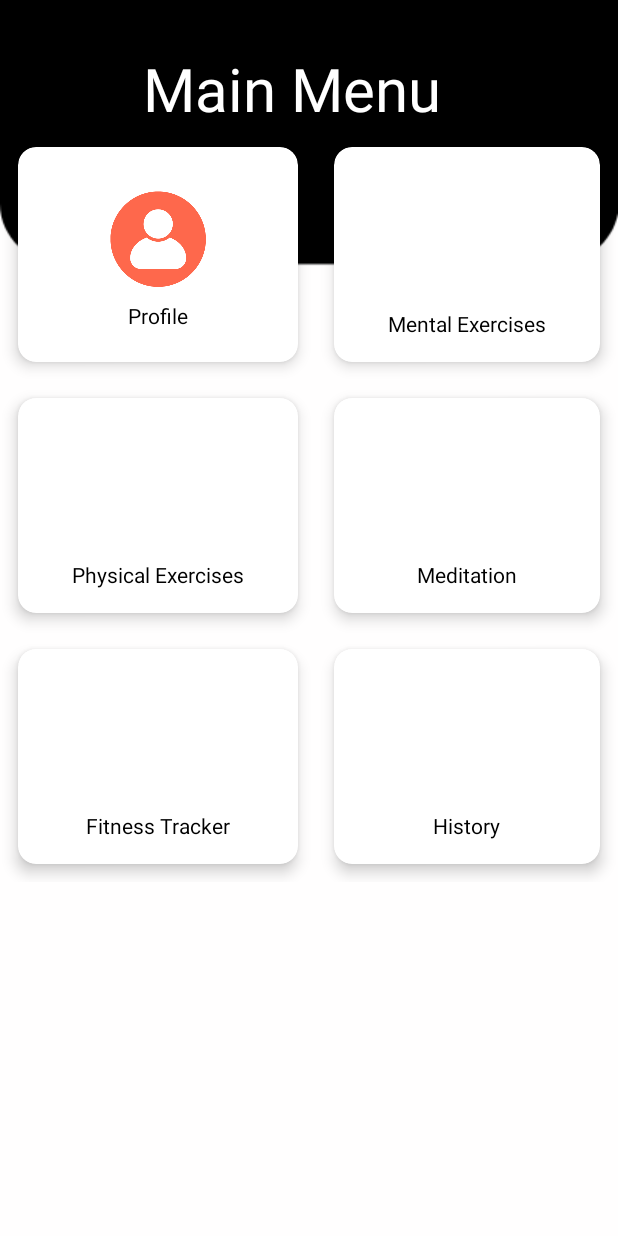
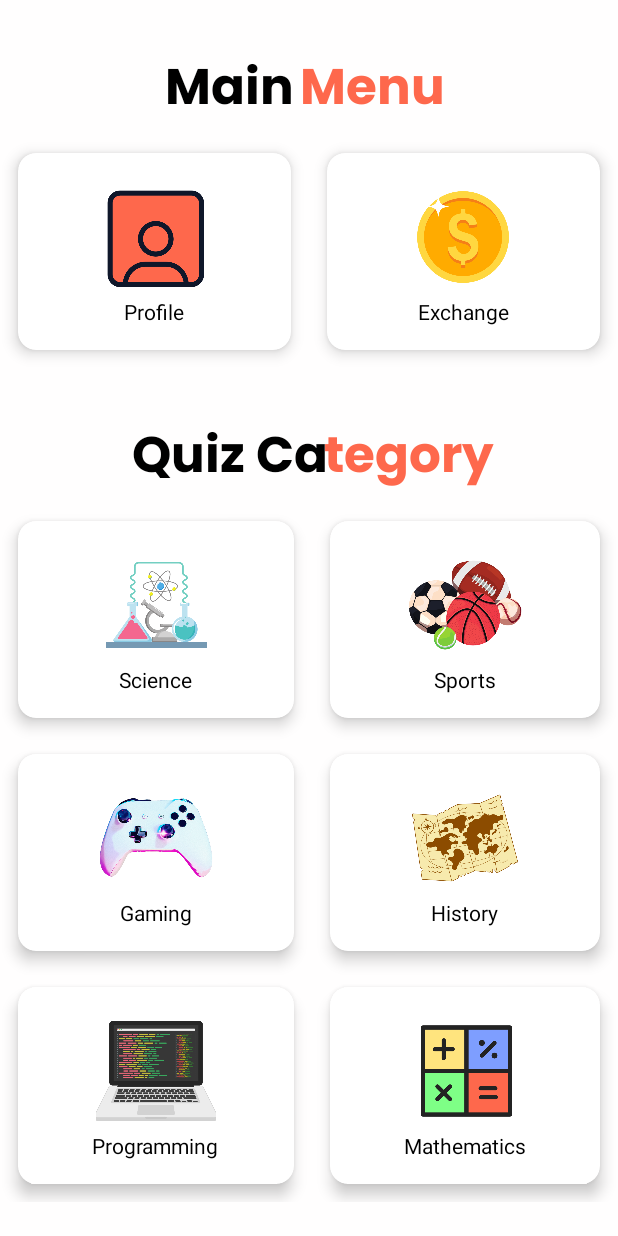
Before and after one commit to frnzgngbs/F2PL, an Android app: the MainPage screen opened directly, with no data from a screen before it, on a phone screen of 412 x 824 dp. Run offline under Robolectric (Android 15) with nearby library versions, the phone set to English and light mode, and no system bars; Roboto replaces fonts that are not available here.

Commit message:
CREATED A MAIN PAGE AND DIFFERENT CLASSES FOR EACH CATEGORY. PROVIDED ALSO DRAWABLE RESOURCES AND NAMED ALL CARD VIEW id's.

```diff
--- /dev/null
+++ b/app/src/main/java/com/example/f2pl/GamingQuestion.java
@@ -0,0 +1,4 @@
+package com.example.f2pl;
+
+public class GamingQuestion {
+}
--- /dev/null
+++ b/app/src/main/java/com/example/f2pl/HistoryQuestion.java
@@ -0,0 +1,4 @@
+package com.example.f2pl;
+
+public class HistoryQuestion {
+}
--- a/app/src/main/java/com/example/f2pl/LoginUser.java
+++ b/app/src/main/java/com/example/f2pl/LoginUser.java
@@ -38,9 +38,10 @@ public class LoginUser extends AppCompatActivity implements View.OnClickListener
     public void onClick(View view) {
         Intent i;
         if(view.getId() == btnLogin.getId()) {
-            Toast.makeText(this, "Login has been clicked", Toast.LENGTH_SHORT).show();
+            i = new Intent(LoginUser.this, MainPage.class);
+            startActivity(i);
         } else if(view.getId() == btnMPIN.getId()) {
-            i = new Intent(LoginUser.this, MainPage.class);
+            i = new Intent(LoginUser.this, MPIN_Activity.class);
             startActivity(i);
         }else if(view.getId() == Signup.getId()) {
             i = new Intent(LoginUser.this, Register.class);
--- a/app/src/main/java/com/example/f2pl/MPIN_Activity.java
+++ b/app/src/main/java/com/example/f2pl/MPIN_Activity.java
@@ -136,7 +136,7 @@ public class MPIN_Activity extends AppCompatActivity implements View.OnClickList
 
     private void matchPassCode() {
         if(getPassCode().equals(passCode)){
-            startActivity(new Intent(this, LoginUser.class));
+            startActivity(new Intent(this, MainPage.class));
         }else{
             Toast.makeText(this,"MPIN is incorrect", Toast.LENGTH_SHORT).show();
         }
--- /dev/null
+++ b/app/src/main/java/com/example/f2pl/MathQuestion.java
@@ -0,0 +1,4 @@
+package com.example.f2pl;
+
+public class MathQuestion {
+}
--- /dev/null
+++ b/app/src/main/java/com/example/f2pl/ProgQuestions.java
@@ -0,0 +1,4 @@
+package com.example.f2pl;
+
+public class ProgQuestions {
+}
--- /dev/null
+++ b/app/src/main/java/com/example/f2pl/ScienceQuestion.java
@@ -0,0 +1,4 @@
+package com.example.f2pl;
+
+public class ScienceQuestion {
+}
--- /dev/null
+++ b/app/src/main/java/com/example/f2pl/SportsQuestion.java
@@ -0,0 +1,4 @@
+package com.example.f2pl;
+
+public class SportsQuestion {
+}
--- a/app/src/main/res/layout/activity_login_user.xml
+++ b/app/src/main/res/layout/activity_login_user.xml
@@ -13,7 +13,7 @@
     <com.google.android.material.textfield.TextInputLayout
         android:layout_width="match_parent"
         android:layout_height="wrap_content"
-        android:layout_marginTop="315dp"
+        android:layout_marginTop="317dp"
         style="@style/Widget.MaterialComponents.TextInputLayout.OutlinedBox">
         <com.google.android.material.textfield.TextInputEditText
             android:id="@+id/tfEmail"
--- a/app/src/main/res/layout/activity_main_page.xml
+++ b/app/src/main/res/layout/activity_main_page.xml
@@ -4,14 +4,13 @@
     xmlns:tools="http://schemas.android.com/tools"
     android:layout_width="match_parent"
     android:layout_height="match_parent"
-    android:background="@drawable/mainlayout"
+    android:background="@color/f2plbackground"
     tools:context=".MainActivity">
 
     <LinearLayout
         android:orientation="vertical"
         android:layout_width="match_parent"
         android:layout_height="wrap_content">
-
         <RelativeLayout
             android:layout_marginTop="32dp"
             android:layout_width="match_parent"
@@ -20,13 +19,24 @@
             android:layout_marginRight="20dp">
 
             <TextView
-                android:id="@+id/txtdashboard"
+                android:id="@+id/txtMain"
                 android:layout_width="wrap_content"
                 android:layout_height="wrap_content"
-                android:textSize="40sp"
-                android:textColor="#FFF"
-                android:layout_marginLeft="75dp"
-                android:text="Main Menu"/>
+                android:textSize="33sp"
+                android:textColor="@color/black"
+                android:fontFamily="@font/poppins_bold"
+                android:layout_marginLeft="90dp"
+                android:text="Main "/>
+
+            <TextView
+                android:id="@+id/txtMenu"
+                android:layout_width="wrap_content"
+                android:layout_height="wrap_content"
+                android:textSize="33sp"
+                android:textColor="@color/f2plorange"
+                android:fontFamily="@font/poppins_bold"
+                android:layout_marginLeft="180dp"
+                android:text="Menu"/>
         </RelativeLayout>
 
         <GridLayout
@@ -38,10 +48,12 @@
             android:alignmentMode="alignMargins">
 
             <androidx.cardview.widget.CardView
+                android:id="@+id/cardProfile"
                 android:layout_width="wrap_content"
                 android:layout_height="wrap_content"
                 android:layout_columnWeight="1"
                 android:layout_rowWeight="1"
+                android:background="@drawable/mainlayout"
                 app:cardElevation="6dp"
                 app:cardCornerRadius="12dp"
                 android:layout_margin="12dp">
@@ -54,14 +66,13 @@
                     android:gravity="center">
 
                     <ImageView
-                        android:src="@drawable/icon"
+                        android:src="@drawable/avatar"
                         android:layout_width="80dp"
                         android:layout_height="80dp"/>
 
                     <TextView
                         android:layout_width="wrap_content"
                         android:layout_height="wrap_content"
-                        android:layout_marginTop="1dp"
                         android:textColor="#000"
                         android:text="Profile"/>
 
@@ -71,6 +82,7 @@
             </androidx.cardview.widget.CardView>
 
             <androidx.cardview.widget.CardView
+                android:id="@+id/cardExchange"
                 android:layout_width="wrap_content"
                 android:layout_height="wrap_content"
                 android:layout_columnWeight="1"
@@ -88,21 +100,122 @@
 
                     <ImageView
                         android:layout_width="80dp"
-                        android:layout_height="80dp"/>
+                        android:layout_height="80dp"
+                        android:src="@drawable/coins"/>
 
                     <TextView
                         android:layout_width="wrap_content"
                         android:layout_height="wrap_content"
-                        android:layout_marginTop="12dp"
                         android:textColor="#000"
-                        android:text="Mental Exercises"/>
+                        android:text="Exchange"/>
 
 
                 </LinearLayout>
 
             </androidx.cardview.widget.CardView>
 
+        </GridLayout>
+        <RelativeLayout
+            android:layout_marginTop="32dp"
+            android:layout_width="match_parent"
+            android:layout_height="match_parent"
+            android:layout_marginLeft="20dp"
+            android:layout_marginRight="20dp">
+
+            <TextView
+                android:id="@+id/QuizCa"
+                android:layout_width="wrap_content"
+                android:layout_height="wrap_content"
+                android:textSize="33sp"
+                android:textColor="@color/black"
+                android:fontFamily="@font/poppins_bold"
+                android:layout_marginLeft="68dp"
+                android:text="Quiz Ca"/>
+
+            <TextView
+                android:id="@+id/tegory"
+                android:layout_width="wrap_content"
+                android:layout_height="wrap_content"
+                android:textSize="33sp"
+                android:textColor="@color/f2plorange"
+                android:fontFamily="@font/poppins_bold"
+                android:layout_marginLeft="196dp"
+                android:text="tegory"/>
+        </RelativeLayout>
+        <GridLayout
+            android:layout_width="match_parent"
+            android:layout_height="wrap_content"
+            android:rowCount="3"
+            android:columnCount="2"
+            android:columnOrderPreserved="false"
+            android:alignmentMode="alignMargins">
+
             <androidx.cardview.widget.CardView
+                android:id="@+id/cardScience"
+                android:layout_width="wrap_content"
+                android:layout_height="wrap_content"
+                android:layout_columnWeight="1"
+                android:layout_rowWeight="1"
+                app:cardElevation="6dp"
+                app:cardCornerRadius="12dp"
+                android:layout_margin="12dp">
+
+                <LinearLayout
+                    android:orientation="vertical"
+                    android:layout_width="match_parent"
+                    android:layout_height="match_parent"
+                    android:padding="16dp"
+                    android:gravity="center">
+
+                    <ImageView
+                        android:src="@drawable/science"
+                        android:layout_width="80dp"
+                        android:layout_height="80dp"/>
+
+                    <TextView
+                        android:layout_width="wrap_content"
+                        android:layout_height="wrap_content"
+                        android:textColor="#000"
+                        android:text="Science"/>
+
+                </LinearLayout>
+
+            </androidx.cardview.widget.CardView>
+
+            <androidx.cardview.widget.CardView
+                android:id="@+id/cardSports"
+                android:layout_width="wrap_content"
+                android:layout_height="wrap_content"
+                android:layout_columnWeight="1"
+                android:layout_rowWeight="1"
+                app:cardElevation="6dp"
+                app:cardCornerRadius="12dp"
+                android:layout_margin="12dp">
+
+                <LinearLayout
+                    android:orientation="vertical"
+                    android:layout_width="match_parent"
+                    android:layout_height="match_parent"
+                    android:padding="16dp"
+                    android:gravity="center">
+
+                    <ImageView
+                        android:src="@drawable/sport"
+                        android:layout_width="80dp"
+                        android:layout_height="80dp"/>
+
+                    <TextView
+                        android:layout_width="wrap_content"
+                        android:layout_height="wrap_content"
+                        android:textColor="#000"
+                        android:text="Sports"/>
+
+                </LinearLayout>
+
+            </androidx.cardview.widget.CardView>
+
+            <androidx.cardview.widget.CardView
+                android:id="@+id/cardGaming"
                 android:layout_width="wrap_content"
                 android:layout_height="wrap_content"
                 android:layout_columnWeight="1"
@@ -120,20 +233,21 @@
 
                     <ImageView
                         android:layout_width="80dp"
-                        android:layout_height="80dp"/>
+                        android:layout_height="80dp"
+                        android:src="@drawable/gaming"/>
 
                     <TextView
                         android:layout_width="wrap_content"
                         android:layout_height="wrap_content"
-                        android:layout_marginTop="12dp"
                         android:textColor="#000"
-                        android:text="Physical Exercises"/>
+                        android:text="Gaming"/>
 
                 </LinearLayout>
 
             </androidx.cardview.widget.CardView>
 
             <androidx.cardview.widget.CardView
+                android:id="@+id/cardHistory"
                 android:layout_width="wrap_content"
                 android:layout_height="wrap_content"
                 android:layout_columnWeight="1"
@@ -151,20 +265,20 @@
 
                     <ImageView
                         android:layout_width="80dp"
-                        android:layout_height="80dp"/>
+                        android:layout_height="80dp"
+                        android:src="@drawable/history"/>
 
                     <TextView
                         android:layout_width="wrap_content"
                         android:layout_height="wrap_content"
-                        android:layout_marginTop="12dp"
                         android:textColor="#000"
-                        android:text="Meditation"/>
+                        android:text="History"/>
 
                 </LinearLayout>
 
             </androidx.cardview.widget.CardView>
-
             <androidx.cardview.widget.CardView
+                android:id="@+id/cardProg"
                 android:layout_width="wrap_content"
                 android:layout_height="wrap_content"
                 android:layout_columnWeight="1"
@@ -182,20 +296,20 @@
 
                     <ImageView
                         android:layout_width="80dp"
-                        android:layout_height="80dp"/>
+                        android:layout_height="80dp"
+                        android:src="@drawable/programmin"/>
 
                     <TextView
                         android:layout_width="wrap_content"
                         android:layout_height="wrap_content"
-                        android:layout_marginTop="12dp"
                         android:textColor="#000"
-                        android:text="Fitness Tracker"/>
+                        android:text="Programming"/>
 
                 </LinearLayout>
 
             </androidx.cardview.widget.CardView>
-
             <androidx.cardview.widget.CardView
+                android:id="@+id/cardMath"
                 android:layout_width="wrap_content"
                 android:layout_height="wrap_content"
                 android:layout_columnWeight="1"
@@ -213,14 +327,14 @@
 
                     <ImageView
                         android:layout_width="80dp"
-                        android:layout_height="80dp"/>
+                        android:layout_height="80dp"
+                        android:src="@drawable/math"/>
 
                     <TextView
                         android:layout_width="wrap_content"
                         android:layout_height="wrap_content"
-                        android:layout_marginTop="12dp"
                         android:textColor="#000"
-                        android:text="History"/>
+                        android:text="Mathematics"/>
 
                 </LinearLayout>
 
--- a/app/src/main/res/layout/activity_register2.xml
+++ b/app/src/main/res/layout/activity_register2.xml
@@ -4,7 +4,7 @@
     xmlns:tools="http://schemas.android.com/tools"
     android:padding="40dp"
     android:orientation="vertical"
-    android:background="@drawable/layout"
+    android:background="@drawable/registerlayout"
     android:layout_width="match_parent"
     android:layout_height="match_parent"
     tools:context=".Register">
@@ -92,8 +92,9 @@
             android:id="@+id/MPIN"
             android:layout_width="match_parent"
             android:layout_height="wrap_content"
+            android:maxLength="4"
             android:hint="MPIN"
-            android:inputType="textPassword"/>
+            android:inputType="numberPassword"/>
     </com.google.android.material.textfield.TextInputLayout>
 
     <Button
```
Also changed, not shown: app/src/main/res/drawable/avatar.png (added), app/src/main/res/drawable/coins.png (added), app/src/main/res/drawable/gaming.png (added), app/src/main/res/drawable/history.png (added), app/src/main/res/drawable/math.png (added), app/src/main/res/drawable/programmin.png (added), app/src/main/res/drawable/registerlayout.png (added), app/src/main/res/drawable/science.png (added), app/src/main/res/drawable/sport.png (added).
